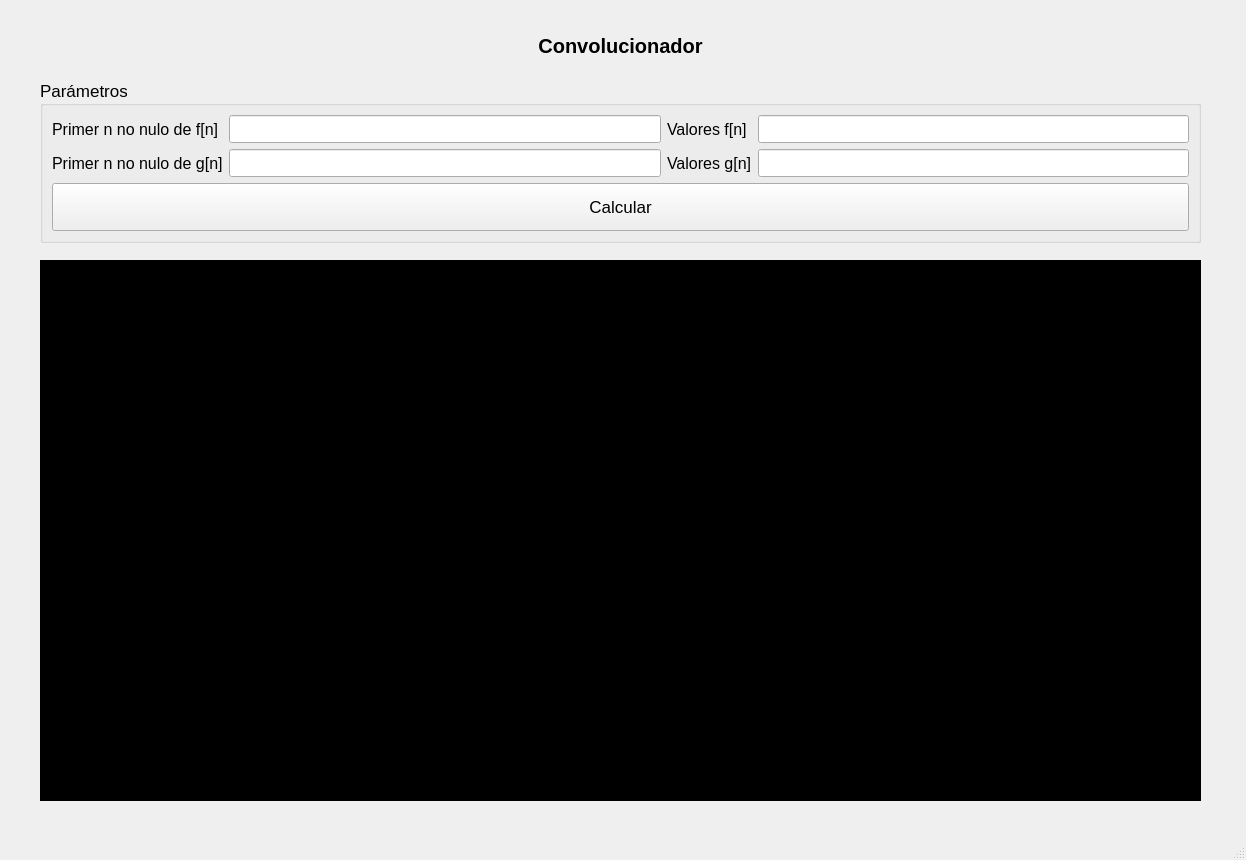
The window that app.ui (Valenreynoso17/Convolucionador) describes before a commit, drawn with Qt 5.
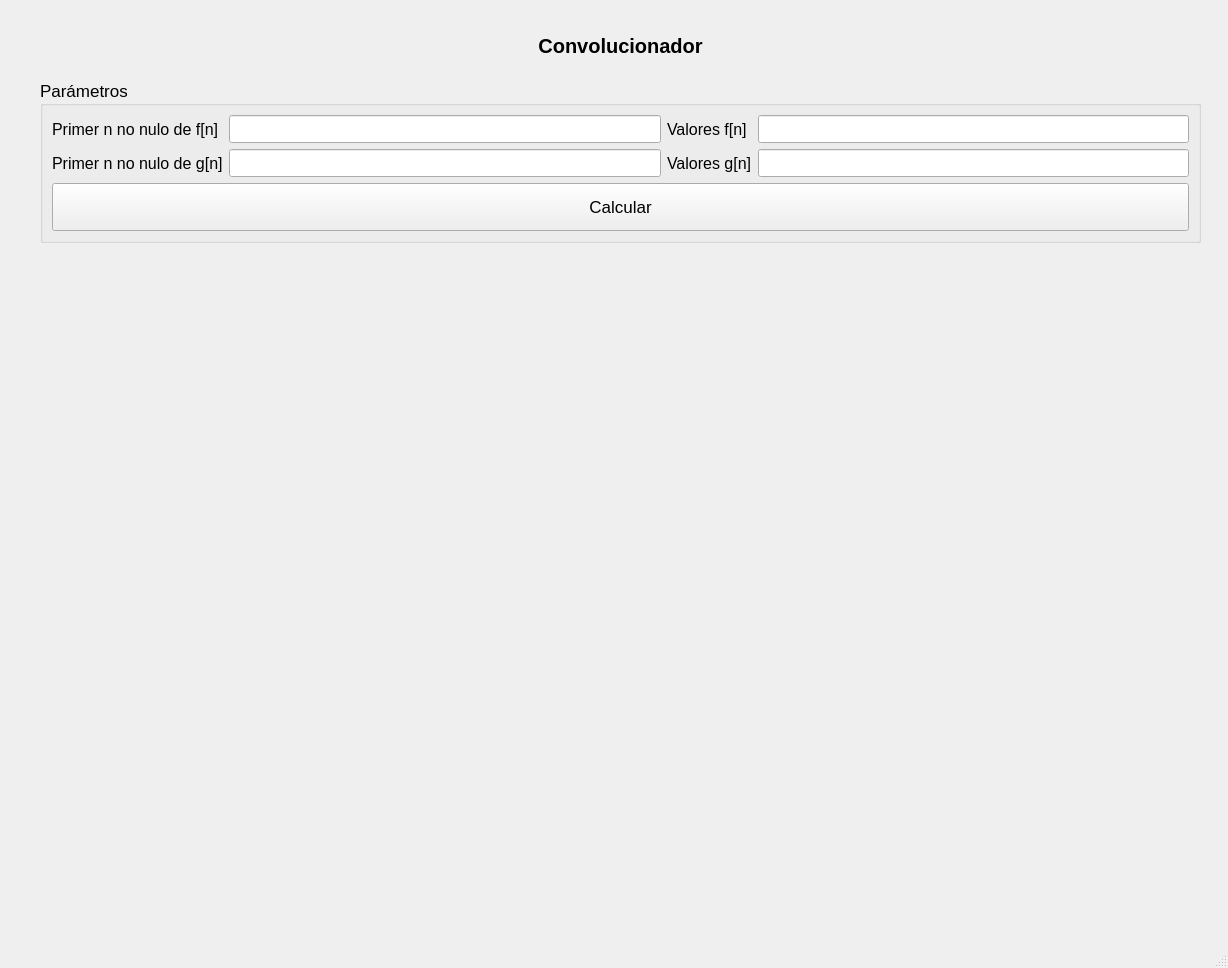
The same window after the commit.

Commit message: Grafica pero no limpia la pantalla

The edit to the form file:
```diff
--- a/app.ui
+++ b/app.ui
@@ -6,8 +6,8 @@
    <rect>
     <x>0</x>
     <y>0</y>
-    <width>1246</width>
-    <height>860</height>
+    <width>1228</width>
+    <height>968</height>
    </rect>
   </property>
   <property name="windowTitle">
@@ -138,14 +138,12 @@
     <property name="geometry">
      <rect>
       <x>40</x>
-      <y>260</y>
+      <y>250</y>
       <width>1161</width>
-      <height>541</height>
+      <height>671</height>
      </rect>
     </property>
-    <property name="styleSheet">
-     <string notr="true">background-color: rgb(0, 0, 0);</string>
-    </property>
+    <layout class="QGridLayout" name="gridLayout_2"/>
    </widget>
   </widget>
   <widget class="QStatusBar" name="statusbar"/>
```
Left out of the diff: 2 changed lines with no effect on the pictures. The commit also changes 1 other file.
